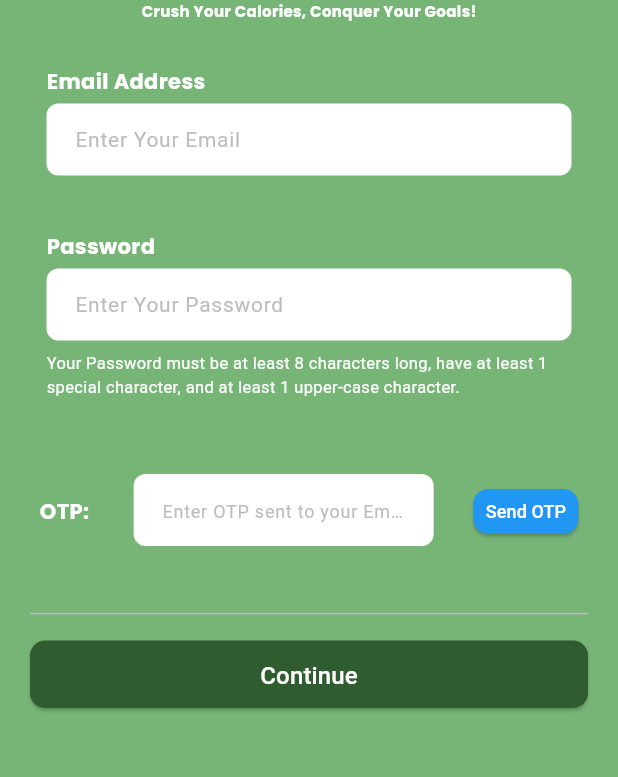
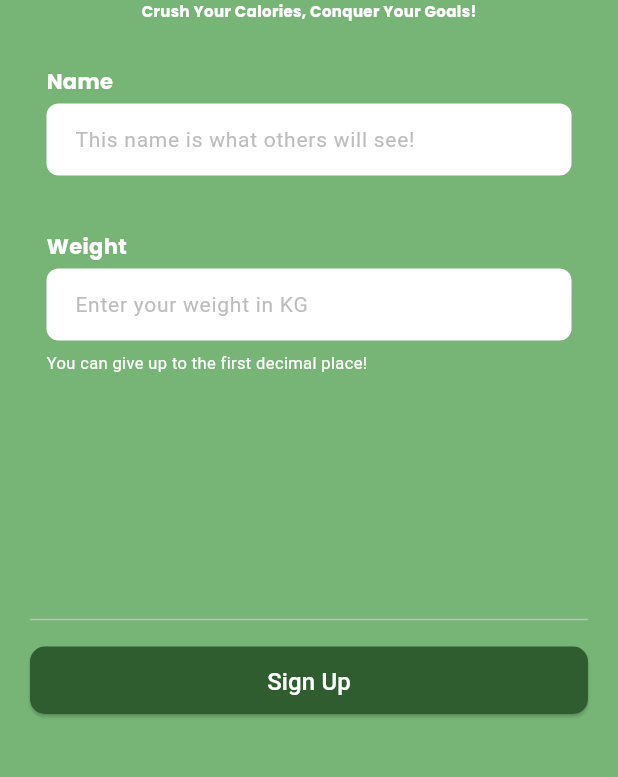
Before and after one commit to lycheeyd/SC2006-Software-Engineering, a Flutter app: the SignupPage screen opened directly, after a tap on "Continue", on a phone screen of 412 x 824 dp, the part 321-1098 px from its top. Run offline on Flutter 3.47's test engine with Material 3 defaults, Android fonts, the phone set to English and light mode, and no system bars; our stand-ins replace google_fonts.

Commit message:
Completed Signup

```diff
--- a/calowin_ui/lib/Pages/login_page.dart
+++ b/calowin_ui/lib/Pages/login_page.dart
@@ -61,7 +61,9 @@ class _LoginpageState extends State<Loginpage> {
         borderRadius: BorderRadius.circular(8));
     return Scaffold(
       appBar: AppBar(
-        backgroundColor: PrimaryColors.dullGreen,
+        backgroundColor: !_showFP
+            ? PrimaryColors.dullGreen
+            : const Color.fromARGB(255, 63, 96, 63),
         foregroundColor: PrimaryColors.dullGreen,
       ),
       backgroundColor: PrimaryColors.dullGreen,
@@ -264,8 +266,12 @@ class _LoginpageState extends State<Loginpage> {
                     height: MediaQuery.of(context).size.height,
                     child: Container(
                       color: const Color.fromARGB(120, 0, 0, 0),
-                      child: Center(
-                          child: Container(
+                      child: Column(
+                        children: [
+                          const SizedBox(
+                            height: 170,
+                          ),
+                          Container(
                               decoration: BoxDecoration(
                                   color:
                                       const Color.fromARGB(255, 241, 241, 241),
@@ -381,7 +387,9 @@ class _LoginpageState extends State<Loginpage> {
                                     )
                                   ],
                                 ),
-                              ))),
+                              )),
+                        ],
+                      ),
                     ),
                   )
                 : Container(),
--- a/calowin_ui/lib/Pages/sign_up/input_field.dart
+++ b/calowin_ui/lib/Pages/sign_up/input_field.dart
@@ -1,4 +1,5 @@
 import 'package:flutter/material.dart';
+import 'package:flutter/services.dart';
 import 'package:google_fonts/google_fonts.dart';
 import 'package:calowin/common/colors_and_fonts.dart';
 
@@ -9,16 +10,19 @@ class InputField extends StatefulWidget {
   final String? bottomHint;
   final String errorText;
   final bool hasError;
+  final TextInputType? keyboardType;
+  final List<TextInputFormatter>? inputFormatter;
 
-  const InputField({
-    super.key,
+  const InputField(
+      {super.key,
       required this.hasError,
       required this.errorText,
       required this.inputController,
       required this.title,
       required this.inputHint,
       this.bottomHint,
-  });
+      this.keyboardType,
+      this.inputFormatter});
 
   @override
   State<InputField> createState() => _InputFieldState();
@@ -32,10 +36,14 @@ class _InputFieldState extends State<InputField> {
   late String _errorText;
   bool _hasBottomHint = false;
   String? _bottomHint;
+  late TextInputType? _keyboardType;
+  late List<TextInputFormatter>? _inputFormatter;
 
   @override
   void initState() {
     super.initState();
+    _keyboardType = widget.keyboardType;
+    _inputFormatter = widget.inputFormatter;
     _hasError = widget.hasError;
     _errorText = widget.errorText;
     _inputEmail = widget.inputController;
@@ -71,6 +79,8 @@ class _InputFieldState extends State<InputField> {
           SizedBox(
             height: 50,
             child: TextField(
+                keyboardType: _keyboardType,
+                inputFormatters: _inputFormatter,
                 controller: _inputEmail,
                 textAlign: TextAlign.left,
                 decoration: InputDecoration(
@@ -106,10 +116,13 @@ class _InputFieldState extends State<InputField> {
               height: 2,
             ),
           if (_hasBottomHint)
-            Text(
+            Align(
+              alignment: Alignment.centerLeft,
+              child: Text(
                 textAlign: TextAlign.left,
                 _bottomHint as String,
                 style: GoogleFonts.roboto(fontSize: 11, color: Colors.white),
+              ),
             )
         ],
       ),
--- a/calowin_ui/lib/Pages/sign_up/signup_page.dart
+++ b/calowin_ui/lib/Pages/sign_up/signup_page.dart
@@ -1,7 +1,9 @@
 import 'package:calowin/Pages/sign_up/input_field.dart';
+import 'package:calowin/Pages/sign_up/signup_page2.dart';
 import 'package:calowin/common/colors_and_fonts.dart';
 import 'package:flutter/material.dart';
 import 'package:google_fonts/google_fonts.dart';
+import 'package:flutter/services.dart';
 
 class SignupPage extends StatefulWidget {
   const SignupPage({super.key});
@@ -21,7 +23,7 @@ class _SignupPageState extends State<SignupPage> {
 
   void _checkEmail() {
     setState(() {
-      _invalidEmail = true; //define the conditions later
+      _invalidEmail = true; //define the conditions laterf
     });
   }
 
@@ -33,7 +35,11 @@ class _SignupPageState extends State<SignupPage> {
 
   void _handleOTP() {}
 
-  void _handleContinue() {}
+  void _handleContinue() {
+    //check conditions and communicate with backend
+    Navigator.push(
+        context, MaterialPageRoute(builder: (context) => const SignupPage2()));
+  }
 
   @override
   Widget build(BuildContext context) {
@@ -105,6 +111,12 @@ class _SignupPageState extends State<SignupPage> {
                   height: 50,
                   width: 200,
                   child: TextField(
+                      keyboardType: TextInputType
+                          .number, // Set the keyboard type to numbers
+                      inputFormatters: <TextInputFormatter>[
+                        FilteringTextInputFormatter
+                            .digitsOnly // Allow only digits
+                      ],
                       controller: _inputOTP,
                       textAlign: TextAlign.left,
                       decoration: InputDecoration(
--- /dev/null
+++ b/calowin_ui/lib/Pages/sign_up/signup_page2.dart
@@ -0,0 +1,136 @@
+import 'package:calowin/Pages/mapcalc_page.dart';
+import 'package:calowin/Pages/sign_up/input_field.dart';
+import 'package:calowin/common/colors_and_fonts.dart';
+import 'package:flutter/material.dart';
+import 'package:google_fonts/google_fonts.dart';
+import 'package:flutter/services.dart';
+
+class SignupPage2 extends StatefulWidget {
+  const SignupPage2({super.key});
+
+  @override
+  State<SignupPage2> createState() => _SignupPage2State();
+}
+
+class _SignupPage2State extends State<SignupPage2> {
+  final TextEditingController _inputPassword = TextEditingController();
+  final TextEditingController _inputEmail = TextEditingController();
+  bool _invalidName = false;
+  bool _invalidWeight = false;
+  final InputBorder inputBorder = UnderlineInputBorder(
+      borderRadius: BorderRadius.circular(8), borderSide: BorderSide.none);
+
+  void _checkName() {
+    setState(() {
+      _invalidName = true; //define the conditions laterf
+    });
+  }
+
+  void _checkWeight() {
+    setState(() {
+      _invalidWeight = true; //define the conditions later
+    });
+  }
+
+  void _handleSignup() {
+    //check conditions and communicate with backend
+    Navigator.push(
+        context, MaterialPageRoute(builder: (context) => const MapcalcPage()));
+  }
+
+  @override
+  Widget build(BuildContext context) {
+    return Scaffold(
+      appBar: PreferredSize(
+          preferredSize: const Size.fromHeight(50),
+          child: AppBar(
+            backgroundColor: PrimaryColors.dullGreen,
+            //automaticallyImplyLeading: false,
+          )),
+      backgroundColor: PrimaryColors.dullGreen,
+      body: SingleChildScrollView(
+        child: Column(
+          children: [
+            Center(
+              child: Image.asset(
+                'assets/images/CalowinNoBackground.png',
+                width: 100,
+                height: 100,
+              ),
+            ),
+            Text(
+              "CaloWin",
+              style: PrimaryFonts.logoFont.copyWith(fontSize: 45),
+            ),
+            Text(
+              "Crush Your Calories, Conquer Your Goals!",
+              style: GoogleFonts.poppins(
+                  color: Colors.white,
+                  fontSize: 10,
+                  fontWeight: FontWeight.bold),
+            ),
+            const SizedBox(
+              height: 30,
+            ),
+            InputField(
+                inputController: _inputEmail,
+                title: "Name",
+                inputHint: "This name is what others will see!",
+                errorText: "Invalid Name!! Try another one",
+                hasError: _invalidWeight),
+            const SizedBox(
+              height: 30,
+            ),
+            InputField(
+              keyboardType:
+                  const TextInputType.numberWithOptions(decimal: true),
+              inputFormatter: <TextInputFormatter>[
+                FilteringTextInputFormatter.allow(RegExp(r'^\d+\.?\d{0,1}'))
+              ],
+              inputController: _inputPassword,
+              title: "Weight",
+              inputHint: "Enter your weight in KG",
+              bottomHint: "You can give up to the first decimal place!",
+              errorText:
+                  "Invalid Weight!! Please make sure you entered your weight in all numbers and to the nearest 1 decimal.",
+              hasError: _invalidName,
+            ),
+            const SizedBox(
+              height: 150,
+            ),
+            Padding(
+              padding: const EdgeInsets.symmetric(vertical: 5, horizontal: 20),
+              child: Divider(
+                thickness: 1,
+                color: Colors.grey.shade400,
+              ),
+            ),
+            Padding(
+              padding: const EdgeInsets.symmetric(vertical: 5, horizontal: 20),
+              child: SizedBox(
+                width: 400,
+                height: 45,
+                child: ElevatedButton(
+                    onPressed: _handleSignup,
+                    style: ElevatedButton.styleFrom(
+                      backgroundColor: const Color.fromARGB(255, 48, 93, 48),
+                      padding: const EdgeInsets.symmetric(
+                          horizontal: 40, vertical: 12),
+                      shape: RoundedRectangleBorder(
+                        borderRadius:
+                            BorderRadius.circular(10), // Rounded corners
+                      ),
+                    ),
+                    child: Text(
+                      "Sign Up",
+                      style:
+                          GoogleFonts.roboto(fontSize: 16, color: Colors.white),
+                    )),
+              ),
+            ),
+          ],
+        ),
+      ),
+    );
+  }
+}
```
Also changed, not shown: 1 other file. Lines whose indentation alone changed are shown as unchanged.
